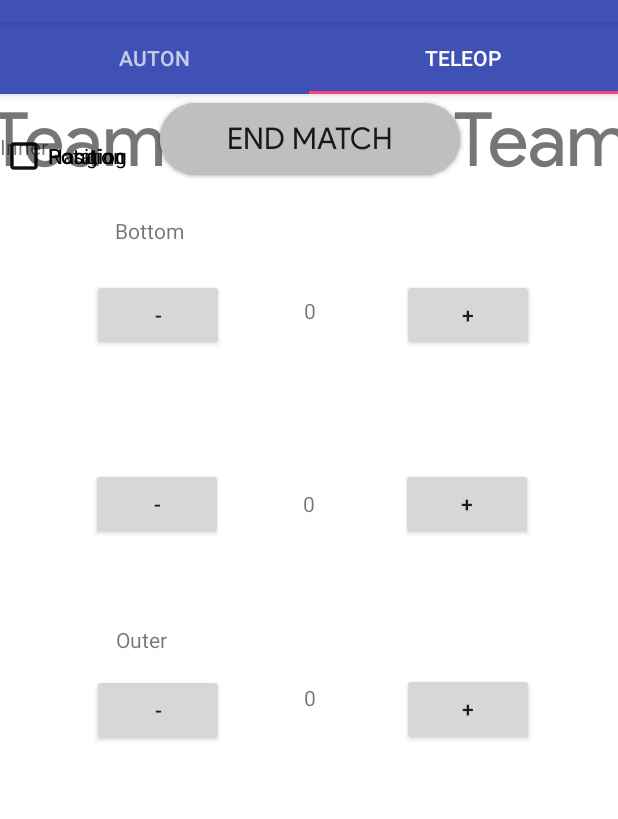
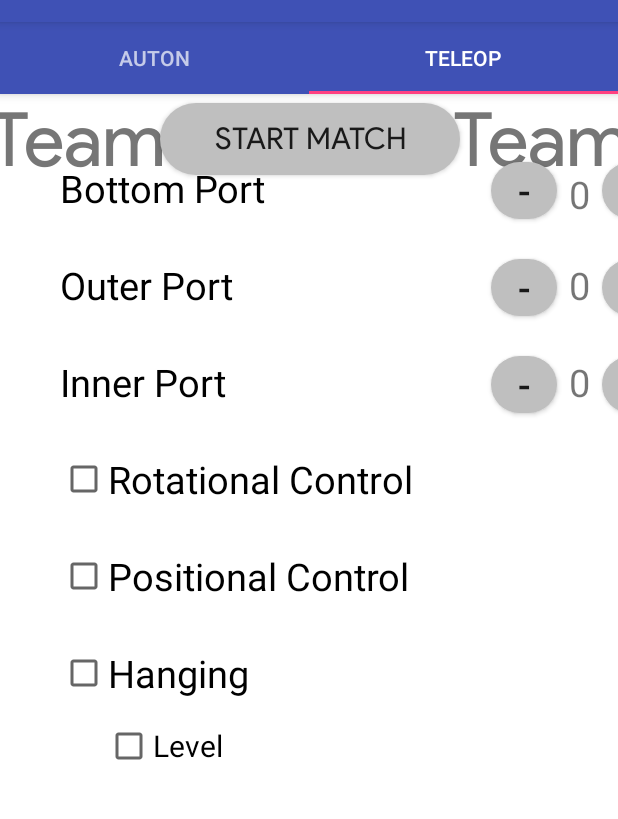
Before and after one commit to SalineSingularityFRC/ScoutApp2020, an Android app: the screen it shows after launch (MatchData), tab 2 chosen, on a phone screen of 412 x 824 dp, the part 62-881 px from its top. Run offline under Robolectric (Android 15) with nearby library versions, the phone set to English and light mode, and no system bars.

Commit message:
Cleaned up the teleop xml and fixed a problem with the end match button

```diff
--- a/app/src/main/java/com/example/nhwltrs/scoutapp2020/MatchData.java
+++ b/app/src/main/java/com/example/nhwltrs/scoutapp2020/MatchData.java
@@ -49,6 +49,7 @@ public class MatchData extends AppCompatActivity {
         teamDuringMatchTextView2 = (TextView) findViewById(R.id.teamDuringMatchTextView2);
         final Button startMatch = (Button) findViewById(R.id.matchStartButton);
         endMatch = (Button) findViewById(R.id.matchEndButton);
+        endMatch.setVisibility(View.INVISIBLE);
 
         handler = new Handler();
         StartTime = SystemClock.uptimeMillis();
--- a/app/src/main/java/com/example/nhwltrs/scoutapp2020/TeleOp.java
+++ b/app/src/main/java/com/example/nhwltrs/scoutapp2020/TeleOp.java
@@ -48,12 +48,17 @@ public class TeleOp extends Fragment {
 
         /// Hanging check box
         final CheckBox hang = (CheckBox)view.findViewById(R.id.teleHang);
+        final CheckBox level = (CheckBox)view.findViewById(R.id.teleLevel);
+        level.setClickable(false);
         hang.setOnClickListener(new View.OnClickListener() {
             public void onClick(View v) {
                 if (hang.isChecked()) {
                     // DB *** magic ***
+                    level.setClickable(true);
                 } else {
                     // DB magic once more
+                    level.setChecked(false);
+                    level.setClickable(false);
                 }
             }
         });
--- a/app/src/main/res/layout/fragment_tele_op.xml
+++ b/app/src/main/res/layout/fragment_tele_op.xml
@@ -8,208 +8,168 @@
 
     <Button
         android:id="@+id/teleBottomDown"
-        android:layout_width="wrap_content"
-        android:layout_height="wrap_content"
-        android:layout_marginStart="8dp"
-        android:layout_marginTop="8dp"
-        android:layout_marginEnd="8dp"
-        android:layout_marginBottom="8dp"
+        android:layout_width="44dp"
+        android:layout_height="38dp"
         android:text="-"
-        app:layout_constraintBottom_toBottomOf="parent"
-        app:layout_constraintEnd_toStartOf="@+id/teleBottomDisplay"
-        app:layout_constraintHorizontal_bias="0.54"
-        app:layout_constraintStart_toStartOf="parent"
-        app:layout_constraintTop_toTopOf="parent"
-        app:layout_constraintVertical_bias="0.136" />
+        android:textSize="25sp"
+        android:background="@drawable/endgame_rounded_button"
+        app:layout_constraintTop_toTopOf="@id/teleBottomName"
+        app:layout_constraintStart_toEndOf="@id/teleBottomName"
+        android:layout_marginStart="150dp"/>
 
     <TextView
         android:id="@+id/teleBottomDisplay"
         android:layout_width="wrap_content"
         android:layout_height="wrap_content"
+        android:text="0"
+        android:textSize="25sp"
+        app:layout_constraintStart_toEndOf="@id/teleBottomDown"
         android:layout_marginStart="8dp"
-        android:layout_marginTop="8dp"
-        android:layout_marginEnd="8dp"
-        android:layout_marginBottom="8dp"
-        android:text="0"
-        app:layout_constraintBottom_toBottomOf="parent"
-        app:layout_constraintEnd_toEndOf="parent"
-        app:layout_constraintHorizontal_bias="0.501"
-        app:layout_constraintStart_toStartOf="parent"
-        app:layout_constraintTop_toTopOf="parent"
-        app:layout_constraintVertical_bias="0.147" />
+        app:layout_constraintTop_toTopOf="@id/teleBottomDown"
+        android:layout_marginTop="4dp"
+        />
 
     <Button
         android:id="@+id/teleBottomUp"
-        android:layout_width="wrap_content"
-        android:layout_height="wrap_content"
-        android:layout_marginStart="8dp"
-        android:layout_marginTop="8dp"
-        android:layout_marginEnd="8dp"
-        android:layout_marginBottom="8dp"
+        android:layout_width="44dp"
+        android:layout_height="38dp"
         android:text="+"
-        app:layout_constraintBottom_toBottomOf="parent"
-        app:layout_constraintEnd_toEndOf="parent"
-        app:layout_constraintHorizontal_bias="0.505"
-        app:layout_constraintStart_toEndOf="@+id/teleBottomDisplay"
-        app:layout_constraintTop_toTopOf="parent"
-        app:layout_constraintVertical_bias="0.136" />
+        android:textSize="25sp"
+        android:background="@drawable/endgame_rounded_button"
+        app:layout_constraintTop_toTopOf="@id/teleBottomDown"
+        app:layout_constraintStart_toEndOf="@id/teleBottomDisplay"
+        android:layout_marginStart="8dp"/>
 
     <Button
         android:id="@+id/teleOuterDown"
-        android:layout_width="wrap_content"
-        android:layout_height="wrap_content"
-        android:layout_marginStart="8dp"
-        android:layout_marginTop="8dp"
-        android:layout_marginEnd="8dp"
-        android:layout_marginBottom="8dp"
+        android:layout_width="44dp"
+        android:layout_height="38dp"
         android:text="-"
-        app:layout_constraintBottom_toBottomOf="parent"
-        app:layout_constraintEnd_toStartOf="@+id/teleOuterDisplay"
-        app:layout_constraintHorizontal_bias="0.54"
-        app:layout_constraintStart_toStartOf="parent"
-        app:layout_constraintTop_toBottomOf="@+id/teleBottomDown"
-        app:layout_constraintVertical_bias="0.136" />
+        android:textSize="25sp"
+        android:background="@drawable/endgame_rounded_button"
+        app:layout_constraintStart_toStartOf="@id/teleBottomDown"
+        app:layout_constraintTop_toTopOf="@id/teleOuterName"/>
 
     <Button
         android:id="@+id/teleOuterUp"
-        android:layout_width="wrap_content"
-        android:layout_height="wrap_content"
-        android:layout_marginStart="8dp"
-        android:layout_marginTop="8dp"
-        android:layout_marginEnd="8dp"
-        android:layout_marginBottom="8dp"
+        android:layout_width="44dp"
+        android:layout_height="38dp"
         android:text="+"
-        app:layout_constraintBottom_toBottomOf="parent"
-        app:layout_constraintEnd_toEndOf="parent"
-        app:layout_constraintHorizontal_bias="0.505"
-        app:layout_constraintStart_toEndOf="@+id/teleOuterDisplay"
-        app:layout_constraintTop_toBottomOf="@+id/teleBottomUp"
-        app:layout_constraintVertical_bias="0.136" />
+        android:textSize="25sp"
+        android:background="@drawable/endgame_rounded_button"
+        app:layout_constraintStart_toStartOf="@id/teleBottomUp"
+        app:layout_constraintTop_toTopOf="@id/teleOuterDisplay"/>
 
     <TextView
         android:id="@+id/teleOuterDisplay"
         android:layout_width="wrap_content"
         android:layout_height="wrap_content"
-        android:layout_marginStart="8dp"
-        android:layout_marginTop="8dp"
-        android:layout_marginEnd="8dp"
-        android:layout_marginBottom="8dp"
         android:text="0"
-        app:layout_constraintBottom_toBottomOf="parent"
-        app:layout_constraintEnd_toEndOf="parent"
-        app:layout_constraintStart_toStartOf="parent"
-        app:layout_constraintTop_toBottomOf="@+id/teleBottomDisplay"
-        app:layout_constraintVertical_bias="0.18" />
+        android:textSize="25sp"
+        app:layout_constraintTop_toTopOf="@id/teleOuterDown"
+        app:layout_constraintStart_toStartOf="@id/teleBottomDisplay"/>
 
     <TextView
         android:id="@+id/teleOuterName"
         android:layout_width="wrap_content"
         android:layout_height="wrap_content"
-        android:layout_marginStart="8dp"
-        android:layout_marginTop="8dp"
-        android:layout_marginEnd="8dp"
-        android:layout_marginBottom="8dp"
-        android:text="Outer"
-        app:layout_constraintBottom_toBottomOf="parent"
-        app:layout_constraintEnd_toEndOf="parent"
-        app:layout_constraintHorizontal_bias="0.191"
-        app:layout_constraintStart_toStartOf="parent"
-        app:layout_constraintTop_toTopOf="parent"
-        app:layout_constraintVertical_bias="0.464" />
+        android:text="Outer Port"
+        android:textSize="25sp"
+        android:textColor="#000000"
+        app:layout_constraintStart_toStartOf="@id/teleBottomName"
+        app:layout_constraintTop_toBottomOf="@id/teleBottomName"
+        android:layout_marginTop="30dp"/>
 
     <Button
         android:id="@+id/teleInnerDown"
-        android:layout_width="wrap_content"
-        android:layout_height="wrap_content"
-        android:layout_marginStart="8dp"
-        android:layout_marginTop="8dp"
-        android:layout_marginEnd="8dp"
-        android:layout_marginBottom="8dp"
+        android:layout_width="44dp"
+        android:layout_height="38dp"
         android:text="-"
-        app:layout_constraintBottom_toBottomOf="parent"
-        app:layout_constraintEnd_toStartOf="@+id/teleInnerDisplay"
-        app:layout_constraintHorizontal_bias="0.54"
-        app:layout_constraintStart_toStartOf="parent"
-        app:layout_constraintTop_toBottomOf="@+id/teleOuterDown"
-        app:layout_constraintVertical_bias="0.208" />
+        android:textSize="25sp"
+        android:background="@drawable/endgame_rounded_button"
+        app:layout_constraintTop_toTopOf="@id/teleInnerName"
+        app:layout_constraintStart_toStartOf="@id/teleOuterDown"/>
 
     <Button
         android:id="@+id/teleInnerUp"
-        android:layout_width="wrap_content"
-        android:layout_height="wrap_content"
-        android:layout_marginStart="8dp"
-        android:layout_marginTop="8dp"
-        android:layout_marginEnd="8dp"
-        android:layout_marginBottom="8dp"
+        android:layout_width="44dp"
+        android:layout_height="38dp"
         android:text="+"
-        app:layout_constraintBottom_toBottomOf="parent"
-        app:layout_constraintEnd_toEndOf="parent"
-        app:layout_constraintHorizontal_bias="0.505"
-        app:layout_constraintStart_toEndOf="@+id/teleInnerDisplay"
-        app:layout_constraintTop_toBottomOf="@+id/teleOuterUp"
-        app:layout_constraintVertical_bias="0.206" />
+        android:textSize="25sp"
+        android:background="@drawable/endgame_rounded_button"
+        app:layout_constraintTop_toTopOf="@id/teleInnerDisplay"
+        app:layout_constraintStart_toStartOf="@id/teleOuterUp"/>
 
     <TextView
         android:id="@+id/teleInnerDisplay"
         android:layout_width="wrap_content"
         android:layout_height="wrap_content"
-        android:layout_marginStart="8dp"
-        android:layout_marginTop="8dp"
-        android:layout_marginEnd="8dp"
-        android:layout_marginBottom="8dp"
         android:text="0"
-        app:layout_constraintBottom_toBottomOf="parent"
-        app:layout_constraintEnd_toEndOf="parent"
-        app:layout_constraintHorizontal_bias="0.501"
-        app:layout_constraintStart_toStartOf="parent"
-        app:layout_constraintTop_toBottomOf="@+id/teleOuterDisplay"
-        app:layout_constraintVertical_bias="0.235" />
+        android:textSize="25sp"
+        app:layout_constraintStart_toStartOf="@id/teleOuterDisplay"
+        app:layout_constraintTop_toTopOf="@id/teleInnerDown"/>
 
     <TextView
         android:id="@+id/teleInnerName"
         android:layout_width="wrap_content"
         android:layout_height="wrap_content"
-        android:text="Inner"
-        tools:layout_editor_absoluteX="77dp"
-        tools:layout_editor_absoluteY="190dp" />
+        android:text="Inner Port"
+        android:textSize="25sp"
+        android:textColor="#000000"
+        app:layout_constraintTop_toBottomOf="@id/teleOuterName"
+        android:layout_marginTop="30dp"
+        app:layout_constraintStart_toStartOf="@id/teleOuterName"/>
 
     <TextView
         android:id="@+id/teleBottomName"
         android:layout_width="wrap_content"
         android:layout_height="wrap_content"
-        android:layout_marginStart="8dp"
-        android:layout_marginTop="8dp"
-        android:layout_marginEnd="8dp"
-        android:layout_marginBottom="16dp"
-        android:text="Bottom"
-        app:layout_constraintBottom_toTopOf="@+id/teleBottomDown"
-        app:layout_constraintEnd_toEndOf="parent"
-        app:layout_constraintHorizontal_bias="0.197"
+        android:layout_marginStart="40dp"
+        android:layout_marginTop="20dp"
+        android:text="Bottom Port"
+        android:textSize="25sp"
+        android:textColor="#000000"
         app:layout_constraintStart_toStartOf="parent"
-        app:layout_constraintTop_toTopOf="parent"
-        app:layout_constraintVertical_bias="0.875" />
+        app:layout_constraintTop_toTopOf="parent" />
 
     <CheckBox
         android:id="@+id/teleRotation"
         android:layout_width="wrap_content"
         android:layout_height="wrap_content"
-        android:text="Rotation"
-        tools:layout_editor_absoluteX="61dp"
-        tools:layout_editor_absoluteY="462dp" />
+        android:text="Rotational Control"
+        android:textSize="25sp"
+        app:layout_constraintStart_toStartOf="@id/teleInnerName"
+        app:layout_constraintTop_toBottomOf="@id/teleInnerName"
+        android:layout_marginTop="30dp"/>
 
     <CheckBox
         android:id="@+id/telePos"
         android:layout_width="wrap_content"
         android:layout_height="wrap_content"
-        android:text="Position"
-        tools:layout_editor_absoluteX="61dp"
-        tools:layout_editor_absoluteY="521dp" />
+        android:text="Positional Control"
+        android:textSize="25sp"
+        app:layout_constraintTop_toBottomOf="@id/teleRotation"
+        app:layout_constraintStart_toStartOf="@id/teleRotation"
+        android:layout_marginTop="30dp"/>
 
     <CheckBox
         android:id="@+id/teleHang"
         android:layout_width="wrap_content"
         android:layout_height="wrap_content"
         android:text="Hanging"
-        tools:layout_editor_absoluteX="62dp"
-        tools:layout_editor_absoluteY="581dp" />
+        android:textSize="25sp"
+        app:layout_constraintStart_toStartOf="@id/telePos"
+        app:layout_constraintTop_toBottomOf="@id/telePos"
+        android:layout_marginTop="30dp"/>
+
+    <CheckBox
+        android:id="@+id/teleLevel"
+        android:layout_width="wrap_content"
+        android:layout_height="wrap_content"
+        android:text="Level"
+        android:textSize="20sp"
+        app:layout_constraintTop_toBottomOf="@id/teleHang"
+        android:layout_marginTop="15dp"
+        app:layout_constraintStart_toStartOf="@id/teleHang"
+        android:layout_marginStart="30dp"/>
 </android.support.constraint.ConstraintLayout>
```
